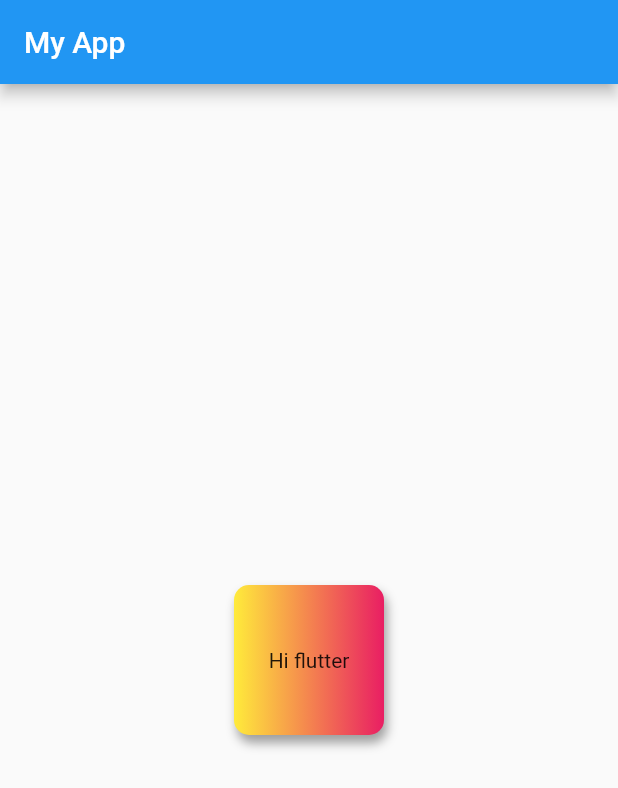
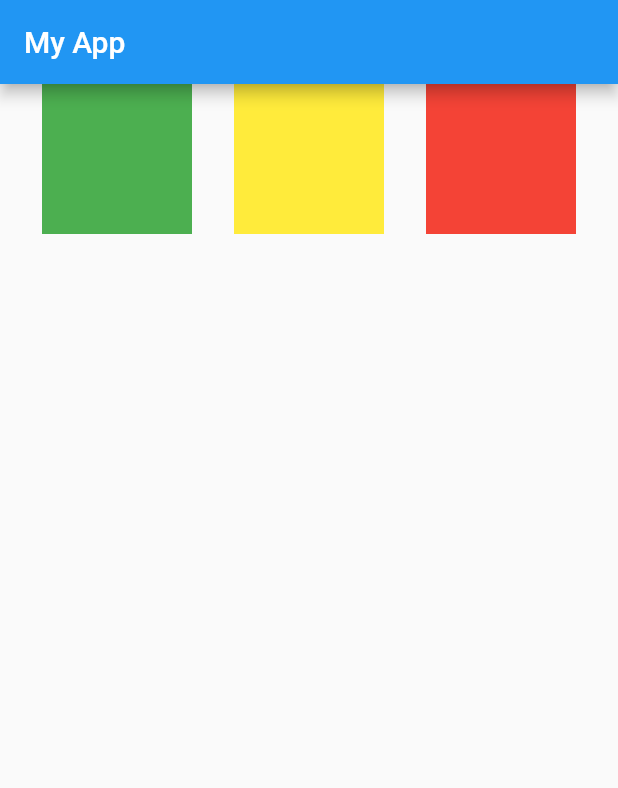
Before and after one commit to himanshurao96/demoApp, a Flutter app: the screen it shows after launch, on a phone screen of 412 x 824 dp. Shown: the top 788 px of the screen. Run offline on Flutter 3.47's test engine with Material 2 defaults, Android fonts, the phone set to English and light mode, and no system bars.

Commit message:
day2 compeleted

```diff
--- a/lib/main.dart
+++ b/lib/main.dart
@@ -14,24 +14,29 @@ class HomePage extends StatelessWidget {
       appBar: AppBar(
         title: Text("My App"),
       ),
-      body: Center(
-        child: Container(
-          padding: const EdgeInsets.all(8),
-          alignment: Alignment.center,
-          width: 100,
-          height: 100,
-          decoration: BoxDecoration(
-              borderRadius: BorderRadius.circular(10),
-              boxShadow: [
-                BoxShadow(
-                    color: Colors.grey, blurRadius: 5, offset: Offset(2.0, 5.0))
-              ],
-              color: Colors.teal,
-              gradient: LinearGradient(
-                colors: [Colors.yellow, Colors.pink],
-              )),
-          child: Center(child: Text("Hi flutter")),
-        ),
+      body: Row(
+        mainAxisAlignment: MainAxisAlignment.spaceEvenly,
+        crossAxisAlignment: CrossAxisAlignment.start,
+        children: <Widget>[
+          Container(
+            padding: const EdgeInsets.all(8),
+            width: 100,
+            height: 100,
+            color: Colors.green,
+          ),
+          Container(
+            padding: const EdgeInsets.all(8),
+            width: 100,
+            height: 100,
+            color: Colors.yellow,
+          ),
+          Container(
+            padding: const EdgeInsets.all(8),
+            width: 100,
+            height: 100,
+            color: Colors.red,
+          )
+        ],
       ),
     );
   }
```
